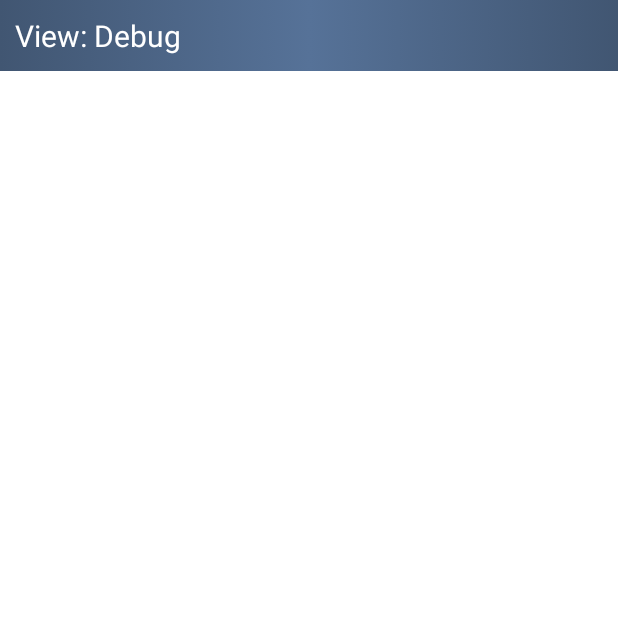
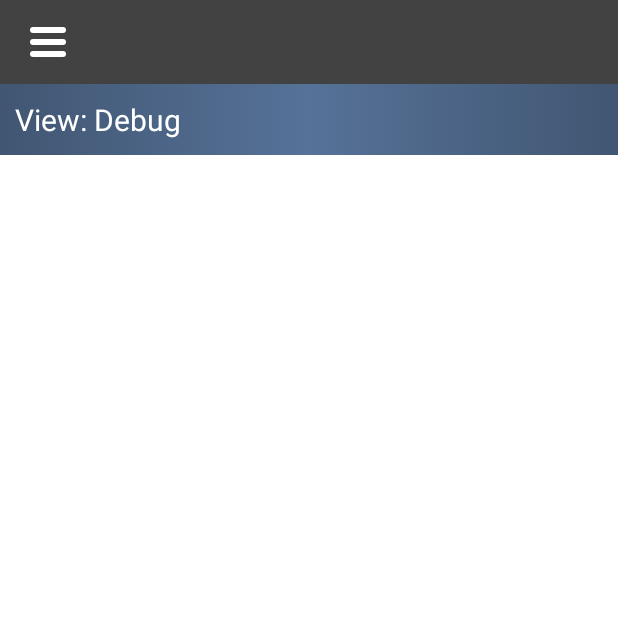
Before and after one commit to azaqis/Turtle, an Android app: the screen it shows after launch (ControllerActivity), on a phone screen of 412 x 824 dp, the top half of it. Run offline under Robolectric (Android 15) with nearby library versions, the phone set to English and light mode, and no system bars; 3 statements that could not run were skipped.

Commit message:
Försök till top_bar-implementation
Försök till top_bar-implementation, appen krashar vid start

```diff
--- a/app/src/main/java/se/anad19ps/student/turtle/ControllerActivity.kt
+++ b/app/src/main/java/se/anad19ps/student/turtle/ControllerActivity.kt
@@ -7,6 +7,8 @@ import android.widget.ArrayAdapter
 import android.widget.Spinner
 import android.widget.Toast
 import androidx.appcompat.app.AppCompatActivity
+import kotlinx.android.synthetic.main.drawer_layout.*
+import kotlinx.android.synthetic.main.top_bar.*
 
 
 class ControllerActivity : AppCompatActivity(), AdapterView.OnItemSelectedListener {
@@ -14,6 +16,8 @@ class ControllerActivity : AppCompatActivity(), AdapterView.OnItemSelectedListen
     override fun onCreate(savedInstanceState: Bundle?) {
         super.onCreate(savedInstanceState)
         setContentView(R.layout.activity_controller)
+
+        HamburgerMenu().setUpHamburgerMenu(this, navView, drawerLayout, hamburgerMenuIcon)
 
         val spinner = findViewById<Spinner>(R.id.spinnerView)
         val adapter = ArrayAdapter.createFromResource(
--- a/app/src/main/res/layout/activity_controller.xml
+++ b/app/src/main/res/layout/activity_controller.xml
@@ -13,5 +13,15 @@
         android:layout_height="wrap_content"
         app:layout_constraintLeft_toLeftOf="parent"
         app:layout_constraintRight_toRightOf="parent"
-        app:layout_constraintTop_toTopOf="parent" />
+        app:layout_constraintTop_toBottomOf="@id/top_barr"/>
+
+    <include
+        android:id="@+id/top_barr"
+        layout="@layout/top_bar">
+    </include>
+
+    <include
+        android:id="@+id/draaaawer"
+        layout="@layout/drawer_layout">
+    </include>
 </androidx.constraintlayout.widget.ConstraintLayout>
--- a/app/src/main/res/layout/drawer_layout.xml
+++ b/app/src/main/res/layout/drawer_layout.xml
@@ -9,9 +9,6 @@
     <androidx.constraintlayout.widget.ConstraintLayout
         android:layout_width="match_parent"
         android:layout_height="match_parent">
-        <include
-            layout="@layout/top_bar">
-        </include>
     </androidx.constraintlayout.widget.ConstraintLayout>
 
     <com.google.android.material.navigation.NavigationView
```
